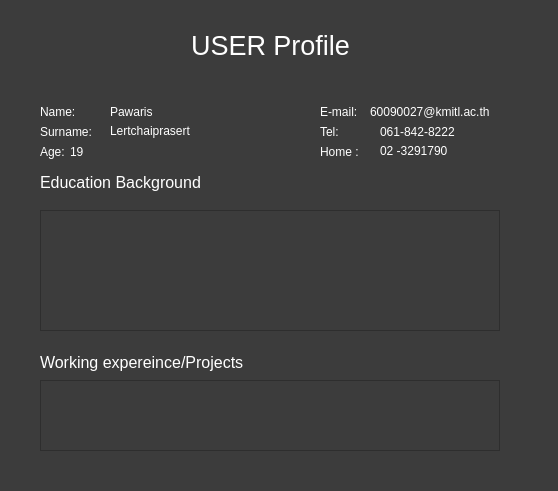
Before: the Qt Designer form ui_form/User_View_profile_UI.ui in Sirawap/PathFinder-Project, drawn with Qt 5.
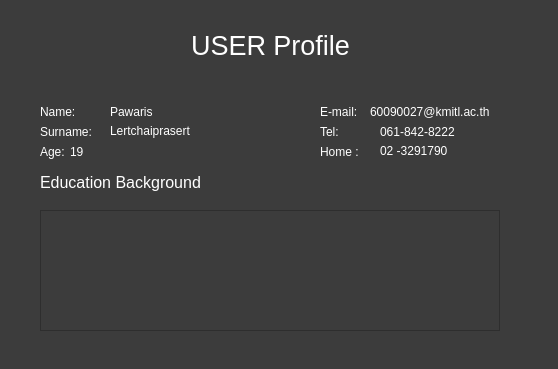
After: the same form once the commit is applied.

Diff of the .ui file:
```diff
--- a/ui_form/User_View_profile_UI.ui
+++ b/ui_form/User_View_profile_UI.ui
@@ -7,7 +7,7 @@
     <x>0</x>
     <y>0</y>
     <width>558</width>
-    <height>491</height>
+    <height>369</height>
    </rect>
   </property>
   <property name="windowTitle">
@@ -197,24 +197,6 @@
     <string>02 -3291790</string>
    </property>
   </widget>
-  <widget class="QLabel" name="label_27">
-   <property name="geometry">
-    <rect>
-     <x>40</x>
-     <y>350</y>
-     <width>271</width>
-     <height>24</height>
-    </rect>
-   </property>
-   <property name="font">
-    <font>
-     <pointsize>12</pointsize>
-    </font>
-   </property>
-   <property name="text">
-    <string>Working expereince/Projects</string>
-   </property>
-  </widget>
   <widget class="QLabel" name="label_28">
    <property name="geometry">
     <rect>
@@ -233,22 +215,6 @@
     <string>Education Background</string>
    </property>
   </widget>
-  <widget class="QFrame" name="frame_experience">
-   <property name="geometry">
-    <rect>
-     <x>40</x>
-     <y>380</y>
-     <width>460</width>
-     <height>71</height>
-    </rect>
-   </property>
-   <property name="frameShape">
-    <enum>QFrame::StyledPanel</enum>
-   </property>
-   <property name="frameShadow">
-    <enum>QFrame::Raised</enum>
-   </property>
-  </widget>
   <widget class="QTableWidget" name="tableWidget_educatio_background">
    <property name="geometry">
     <rect>
```
